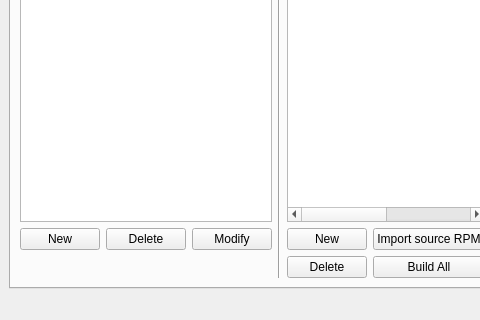
ronan22/obs-light, file src/OBSLightGui/ui/obsLightMain.ui: the form before one commit; both pictures show x 0 to 480 and y 120 to 440 of the 821 by 440 pixel window.
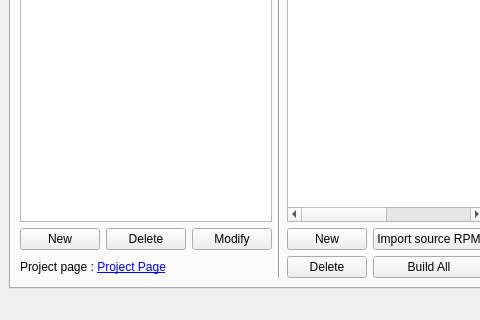
The form after the commit. The open tabs and pages were chosen to show the change.

Commit message: * Updated UI : added demo link in OBS projects tab * Modified UI main class * Modified launch UI wrapper

What changed in the file:
```diff
--- a/src/OBSLightGui/ui/obsLightMain.ui
+++ b/src/OBSLightGui/ui/obsLightMain.ui
@@ -251,6 +251,22 @@
           </property>
          </widget>
         </item>
+        <item row="3" column="0" colspan="2">
+         <widget class="QLabel" name="label">
+          <property name="text">
+           <string>Project page : &lt;a href=&quot;http://www.google.fr&quot;&gt;Project Page&lt;/a&gt;</string>
+          </property>
+          <property name="textFormat">
+           <enum>Qt::RichText</enum>
+          </property>
+          <property name="openExternalLinks">
+           <bool>true</bool>
+          </property>
+          <property name="textInteractionFlags">
+           <set>Qt::TextBrowserInteraction</set>
+          </property>
+         </widget>
+        </item>
        </layout>
       </widget>
       <widget class="QWidget" name="imagerProjectTab">
```
Left out of the diff: 20 changed lines with no effect on the pictures. The commit also changes 3 other files.
